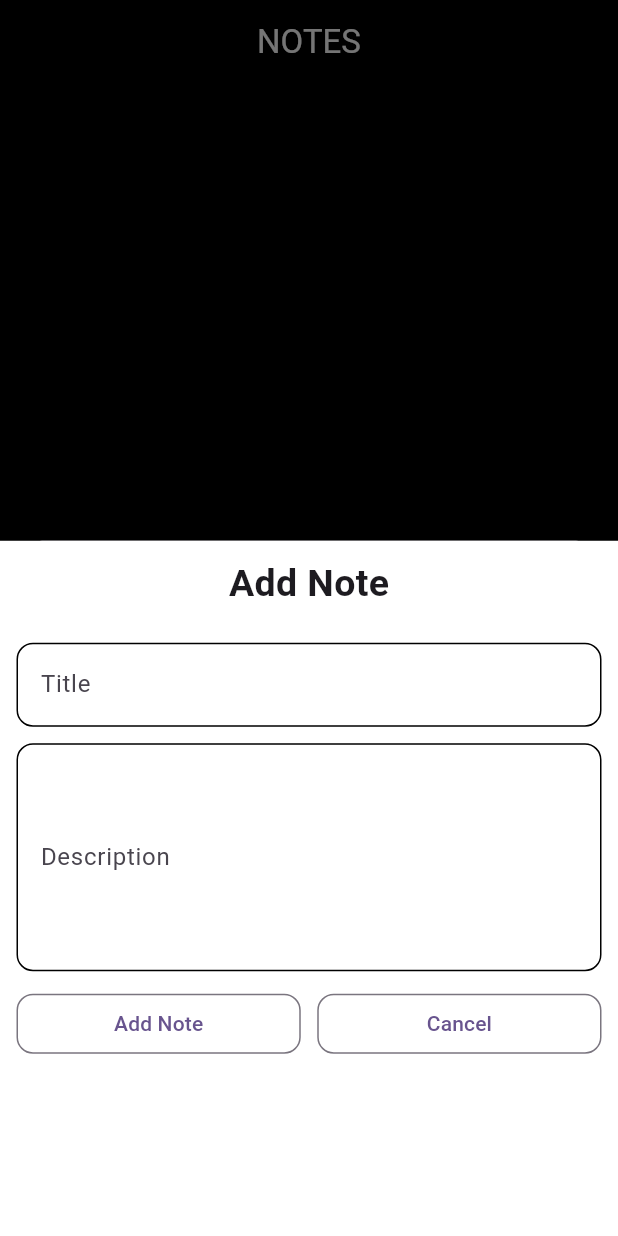
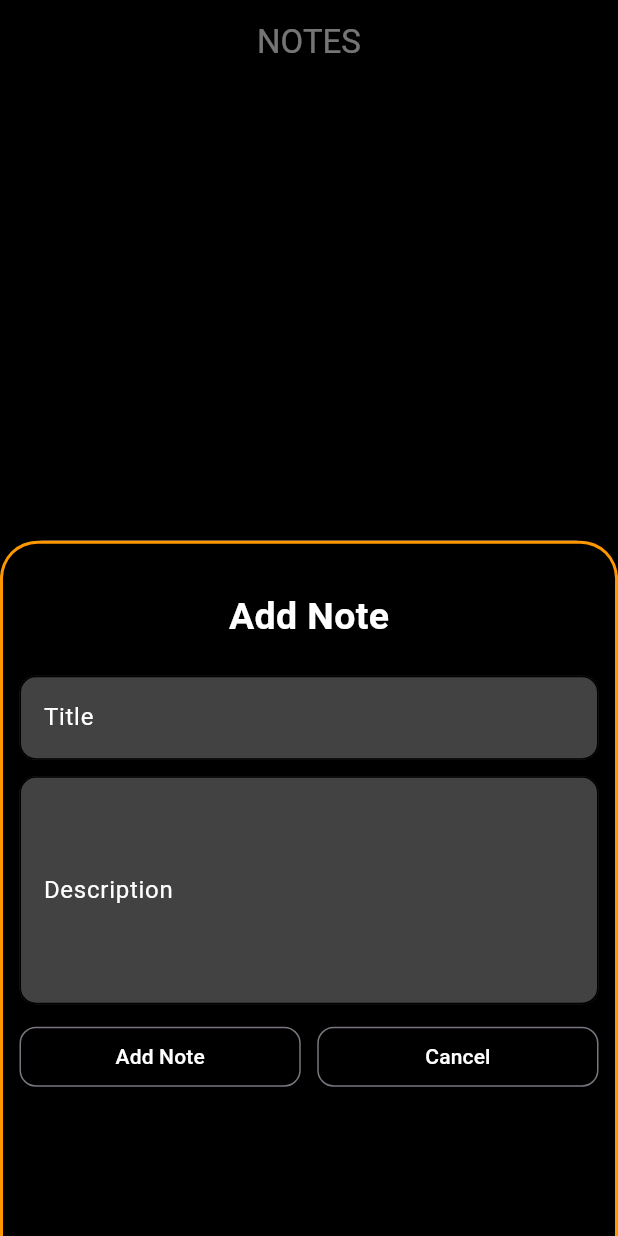
Before and after one commit to muhammadXainAhmad/notes_app_sqflite_provider, a Flutter app: the screen it shows after launch, after a tap on the "note add" icon, on a phone screen of 412 x 824 dp. Run offline on Flutter 3.47's test engine with Material 3 defaults, Android fonts, the phone set to English and light mode, and no system bars; our stand-ins replace sqflite; accounts and stored records are empty.

Commit message:
Redesigned BottomSheet

```diff
--- a/lib/Views/local_db_home.dart
+++ b/lib/Views/local_db_home.dart
@@ -88,7 +88,10 @@ class _MyDbHomeState extends State<MyDbHome> {
                         ),
                         subtitle: Text(
                           allNotes[index][DBHelper.COLUMN_NOTE_DESC],
-                          style: TextStyle(color: MyConstants.myTxtColor, fontSize: 16),
+                          style: TextStyle(
+                            color: MyConstants.myTxtColor,
+                            fontSize: 16,
+                          ),
                         ),
                         trailing: SizedBox(
                           width: 60,
@@ -115,7 +118,10 @@ class _MyDbHomeState extends State<MyDbHome> {
                                     },
                                   );
                                 },
-                                child: Icon(Icons.edit, color: MyConstants.myTxtColor),
+                                child: Icon(
+                                  Icons.edit,
+                                  color: MyConstants.myTxtColor,
+                                ),
                               ),
                               SizedBox(width: 10),
                               InkWell(
@@ -153,21 +159,43 @@ class _MyDbHomeState extends State<MyDbHome> {
 
   Widget getBottomSheetWidget({bool isUpdate = false, int sno = 0}) {
     return Container(
-      color: MyConstants.myTxtColor,
+      decoration: BoxDecoration(
+        border: Border(
+          left: BorderSide(color: MyConstants.myBtnColor, width: 2),
+          right: BorderSide(color: MyConstants.myBtnColor, width: 2),
+          top: BorderSide(color: MyConstants.myBtnColor, width: 2),
+        ),
+        borderRadius: BorderRadius.only(
+          topLeft: Radius.circular(25),
+          topRight: Radius.circular(25),
+        ),
+        color: Colors.black,
+      ),
       padding: EdgeInsets.all(11),
       width: double.infinity,
       child: Column(
         children: [
+          SizedBox(height: 20),
           Text(
             isUpdate ? "Update Note" : "Add Note",
-            style: TextStyle(fontSize: 25, fontWeight: FontWeight.bold),
+            style: TextStyle(
+              fontSize: 25,
+              fontWeight: FontWeight.bold,
+              color: MyConstants.myTxtColor,
+            ),
           ),
           SizedBox(height: 21),
           TextField(
             controller: titleController,
             decoration: InputDecoration(
+              fillColor: MyConstants.myPrimaryColor,
+              filled: true,
               hintText: "Enter title here",
-              label: Text("Title"),
+              hintStyle: TextStyle(color: MyConstants.myTxtColor),
+              label: Text(
+                "Title",
+                style: TextStyle(color: MyConstants.myTxtColor),
+              ),
               enabledBorder: OutlineInputBorder(
                 borderRadius: BorderRadius.circular(11),
               ),
@@ -181,8 +209,14 @@ class _MyDbHomeState extends State<MyDbHome> {
             maxLines: 5,
             controller: descController,
             decoration: InputDecoration(
+              fillColor: MyConstants.myPrimaryColor,
+              filled: true,
               hintText: "Enter description here",
-              label: Text("Description"),
+              hintStyle: TextStyle(color: MyConstants.myTxtColor),
+              label: Text(
+                "Description",
+                style: TextStyle(color: MyConstants.myTxtColor),
+              ),
               enabledBorder: OutlineInputBorder(
                 borderRadius: BorderRadius.circular(11),
               ),
@@ -243,7 +277,10 @@ class _MyDbHomeState extends State<MyDbHome> {
                     }
                     Navigator.pop(context);
                   },
-                  child: Text(isUpdate ? "Update Note" : "Add Note"),
+                  child: Text(
+                    isUpdate ? "Update Note" : "Add Note",
+                    style: TextStyle(color: MyConstants.myTxtColor),
+                  ),
                 ),
               ),
               SizedBox(width: 11),
@@ -252,13 +289,16 @@ class _MyDbHomeState extends State<MyDbHome> {
                   style: OutlinedButton.styleFrom(
                     shape: RoundedRectangleBorder(
                       borderRadius: BorderRadius.circular(11),
-                      side: BorderSide(width: 4, color: Colors.black),
+                      side: BorderSide(width: 4, color: Colors.white),
                     ),
                   ),
                   onPressed: () {
                     Navigator.pop(context);
                   },
-                  child: Text("Cancel"),
+                  child: Text(
+                    "Cancel",
+                    style: TextStyle(color: MyConstants.myTxtColor),
+                  ),
                 ),
               ),
             ],
```
